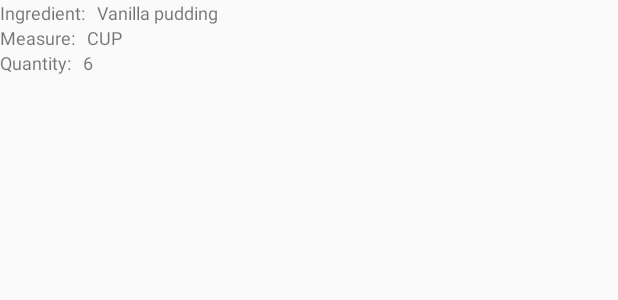
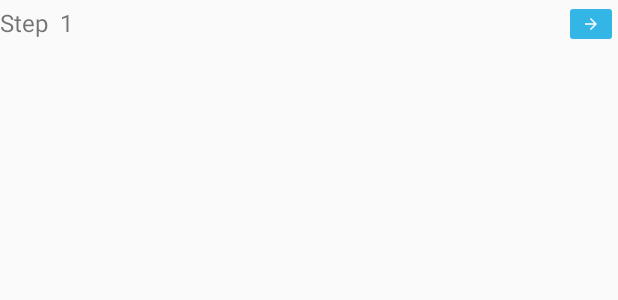
Before and after one commit to supryn/BakingApp, an Android app: the layout widget_list_item.xml on its own in the app's theme, with its tools: preview values and no code run, on a phone screen of 412 x 824 dp. Shown: the top 300 px of the screen. Run offline under Robolectric (Android 15) with nearby library versions, the phone set to English and light mode, and no system bars; network calls fail.

Commit message:
Refactored code.

```diff
--- a/app/src/main/java/com/udacity/android/bakingapp/ui/BakingWidgetProvider.java
+++ b/app/src/main/java/com/udacity/android/bakingapp/ui/BakingWidgetProvider.java
@@ -53,9 +53,9 @@ public class BakingWidgetProvider extends AppWidgetProvider {
         Intent intent = new Intent(context, BakingWidgetService.class);
         remoteViews.setRemoteAdapter(R.id.widget_list_view, intent);
 
-//        Intent activityIntent = new Intent(context, StepDetailActivity.class);
-//        PendingIntent pendingIntent = PendingIntent.getActivity(context, 0, activityIntent, 0);
-//        remoteViews.setPendingIntentTemplate(R.id.widget_list_view, pendingIntent);
+        Intent activityIntent = new Intent(context, StepDetailActivity.class);
+        PendingIntent pendingIntent = PendingIntent.getActivity(context, 0, activityIntent, 0);
+        remoteViews.setPendingIntentTemplate(R.id.widget_list_view, pendingIntent);
 
         appWidgetManager.updateAppWidget(getBakingWidgetProvider(context), remoteViews);
         super.onUpdate(context, appWidgetManager, appWidgetIds);
--- a/app/src/main/java/com/udacity/android/bakingapp/ui/adapter/RecipeListTypeAdapter.java
+++ b/app/src/main/java/com/udacity/android/bakingapp/ui/adapter/RecipeListTypeAdapter.java
@@ -10,12 +10,16 @@ import com.udacity.android.bakingapp.R;
 import com.udacity.android.bakingapp.databinding.RecipeListItemBinding;
 import com.udacity.android.bakingapp.model.Recipe;
 
+import java.util.Arrays;
+import java.util.List;
+
 /**
  * A list type adapter binding and creating view holders with recipe data.
  *
  */
 class RecipeListTypeAdapter extends BaseListTypeAdapter<Recipe> {
 
+    private List<Integer> recipeImages = Arrays.asList(R.drawable.nutella_9_6, R.drawable.brownies_9_6, R.drawable.yellowcake_9_6, R.drawable.cheesecake_9_6);
 
     RecipeListTypeAdapter(BakingClickListener clickListener) {
         super(clickListener);
@@ -52,7 +56,7 @@ class RecipeListTypeAdapter extends BaseListTypeAdapter<Recipe> {
 
         private void loadImage(Recipe recipe) {
             Picasso.get()
-                    .load(recipe.image)
+                    .load(recipeImages.get(getAdapterPosition()))
                     .placeholder(R.drawable.default_food_image)
                     .error(R.drawable.default_food_image)
                     .into(mRecipeImage);
--- a/app/src/main/res/layout/widget_list_item.xml
+++ b/app/src/main/res/layout/widget_list_item.xml
@@ -4,7 +4,7 @@
     android:layout_height="wrap_content"
     xmlns:tools="http://schemas.android.com/tools">
 
-    <!--<TextView
+    <TextView
         android:id="@+id/widget_step_label"
         android:layout_width="wrap_content"
         android:layout_height="wrap_content"
@@ -29,63 +29,5 @@
         android:layout_height="wrap_content"
         android:src="@drawable/arrow_forward_12dp"
         android:backgroundTint="@android:color/holo_blue_light"
-        android:layout_alignParentRight="true" />-->
-
-    <TextView
-        android:id="@+id/ingredient_name_label"
-        android:layout_width="wrap_content"
-        android:layout_height="wrap_content"
-        android:text="@string/ui_ingredient_label"
-        tools:text="Ingredient:"
-        android:textSize="@dimen/text_size_small_medium"
-         />
-
-    <TextView
-        android:id="@+id/widget_ingredient_name"
-        android:layout_width="wrap_content"
-        android:layout_height="wrap_content"
-        android:layout_marginLeft="@dimen/margin_medium"
-        android:textSize="@dimen/text_size_small_medium"
-        tools:layout_editor_absoluteY="30dp"
-        tools:text="Vanilla pudding"
-        android:layout_toRightOf="@id/ingredient_name_label"/>
-
-    <TextView
-        android:id="@+id/ingredient_measure_label"
-        android:layout_width="wrap_content"
-        android:layout_height="wrap_content"
-        android:text="@string/ui_ingredient_measure_label"
-        tools:text="Measure:"
-        android:textSize="@dimen/text_size_small_medium"
-        android:layout_below="@id/ingredient_name_label"/>
-
-    <TextView
-        android:id="@+id/widget_ingredient_measure"
-        android:layout_width="wrap_content"
-        android:layout_height="wrap_content"
-        android:textSize="@dimen/text_size_small_medium"
-        tools:text="CUP"
-        android:layout_marginLeft="@dimen/margin_medium"
-        android:layout_below="@id/widget_ingredient_name"
-        android:layout_toRightOf="@id/ingredient_measure_label"/>
-
-    <TextView
-        android:id="@+id/ingredient_quantity_label"
-        android:layout_width="wrap_content"
-        android:layout_height="wrap_content"
-        android:text="@string/ui_ingredient_quantity_label"
-        tools:text="Quantity:"
-        android:textSize="@dimen/text_size_small_medium"
-        android:layout_below="@id/ingredient_measure_label"/>
-
-    <TextView
-        android:id="@+id/widget_ingredient_quantity"
-        android:layout_width="wrap_content"
-        android:layout_height="wrap_content"
-        android:layout_marginLeft="@dimen/margin_medium"
-        tools:text="6"
-        android:textSize="@dimen/text_size_small_medium"
-        android:layout_below="@id/widget_ingredient_measure"
-        android:layout_toRightOf="@id/ingredient_quantity_label"/>
-
+        android:layout_alignParentRight="true" />
 </RelativeLayout>
--- a/app/src/main/res/xml/baking_widget.xml
+++ b/app/src/main/res/xml/baking_widget.xml
@@ -2,8 +2,8 @@
 <appwidget-provider xmlns:android="http://schemas.android.com/apk/res/android"
     android:initialKeyguardLayout="@layout/baking_widget"
     android:initialLayout="@layout/baking_widget"
-    android:minWidth="150dp"
-    android:minHeight="150dp"
+    android:minWidth="120dp"
+    android:minHeight="120dp"
     android:previewImage="@drawable/widget_preview_image"
     android:resizeMode="vertical"
     android:updatePeriodMillis="172800000"
```
Also changed, not shown: app/src/main/java/com/udacity/android/bakingapp/data/BakingRepository.java (+5 -5 lines), app/src/main/java/com/udacity/android/bakingapp/ui/BakingWidgetService.java (+13 -21 lines), app/src/main/res/layout/recipe_list_item.xml (+4 -3 lines), app/src/main/res/drawable/brownies_9_6.jpg (added), app/src/main/res/drawable/cheesecake_9_6.jpg (added), app/src/main/res/drawable/nutella_9_6.jpg (added), app/src/main/res/drawable/yellowcake_9_6.jpg (added), 1 other file.
